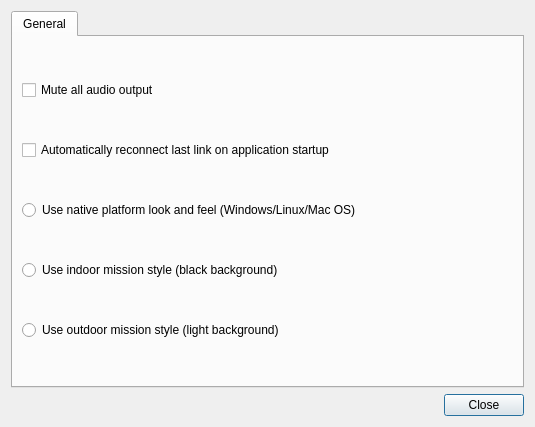
The window that src/ui/QGCSettingsWidget.ui (mavlink/qgroundcontrol) describes before a commit, drawn with Qt 5.
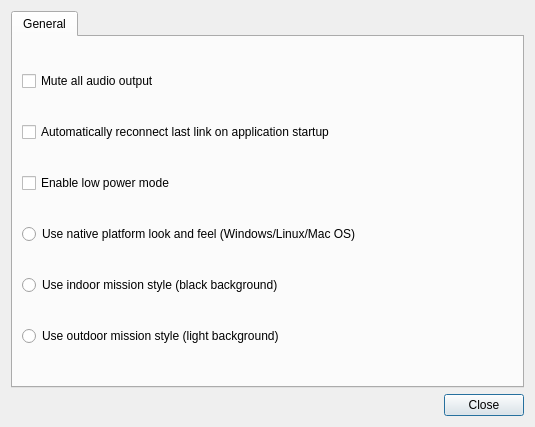
The same window after the commit. Icons and pictures are not drawn.

Commit message: Re-enabled settings and state of the art tool widgets

Diff of the .ui file:
```diff
--- a/src/ui/QGCSettingsWidget.ui
+++ b/src/ui/QGCSettingsWidget.ui
@@ -46,7 +46,7 @@
          </property>
         </widget>
        </item>
-       <item row="2" column="0">
+       <item row="3" column="0">
         <widget class="QRadioButton" name="nativeStyle">
          <property name="text">
           <string>Use native platform look and feel (Windows/Linux/Mac OS)</string>
@@ -56,20 +56,30 @@
          </property>
         </widget>
        </item>
-       <item row="3" column="0">
+       <item row="4" column="0">
         <widget class="QRadioButton" name="indoorStyle">
          <property name="text">
           <string>Use indoor mission style (black background)</string>
          </property>
         </widget>
        </item>
-       <item row="4" column="0">
+       <item row="5" column="0">
         <widget class="QRadioButton" name="outdoorStyle">
          <property name="text">
           <string>Use outdoor mission style (light background)</string>
          </property>
         </widget>
        </item>
+       <item row="2" column="0">
+        <widget class="QCheckBox" name="lowPowerCheckBox">
+         <property name="toolTip">
+          <string>Lowers all update rates to save battery power</string>
+         </property>
+         <property name="text">
+          <string>Enable low power mode</string>
+         </property>
+        </widget>
+       </item>
       </layout>
      </widget>
     </widget>
```
The commit also changes 3 other files.
